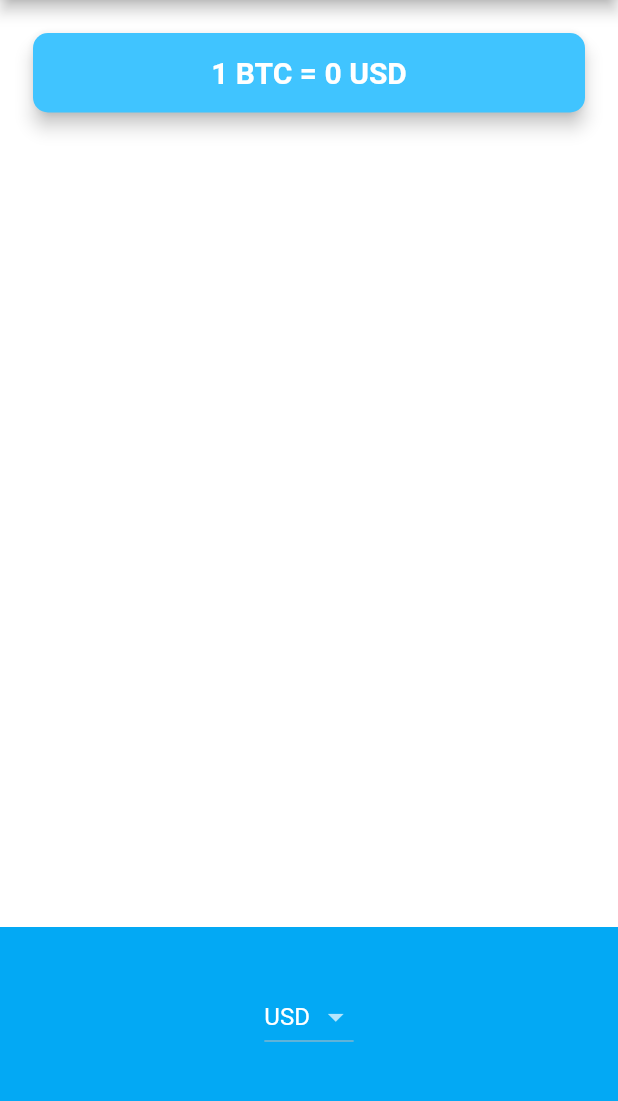
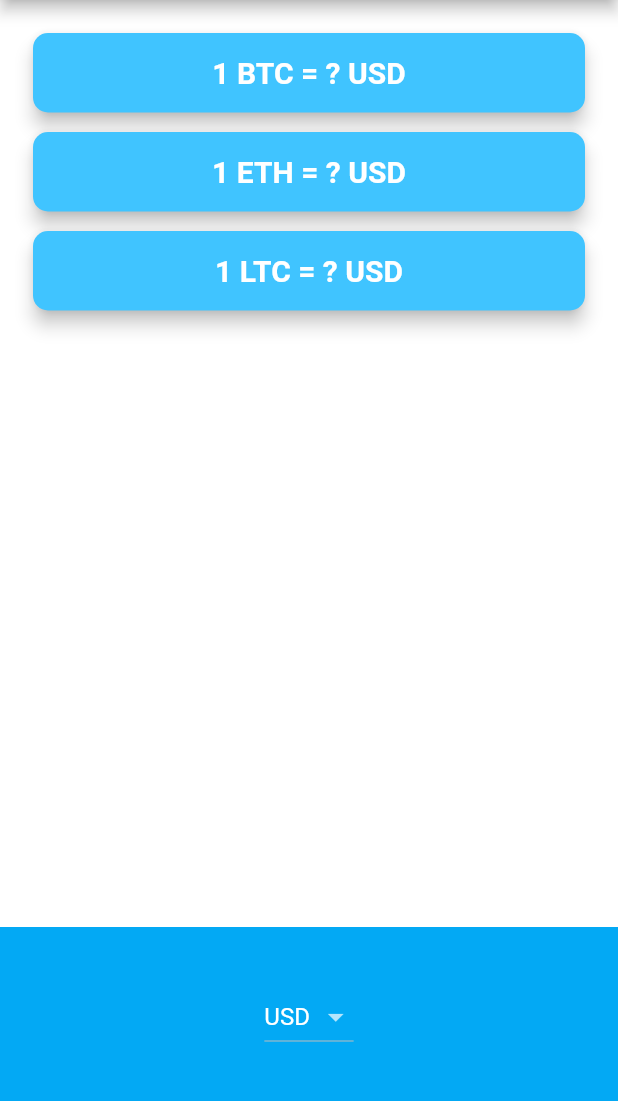
Before and after one commit to anchitkhare2198/bitcoin_tracker-flutter, a Flutter app: the screen it shows after launch, on a phone screen of 412 x 824 dp, the part 84-1185 px from its top. Run offline on Flutter 3.47's test engine with Material 2 defaults, Android fonts, the light colour scheme and no system bars; network calls fail.

Commit message:
All rates in all currencies

```diff
--- a/lib/price_screen.dart
+++ b/lib/price_screen.dart
@@ -3,8 +3,6 @@ import 'package:flutter/material.dart';
 import 'coin_data.dart';
 import 'package:flutter/cupertino.dart';
 import 'dart:io' show Platform;
-import 'package:http/http.dart' as http;
-import 'dart:convert';
 
 const api_key = "928ACA3B-3D9C-456B-8956-4D58C8507BC2";
 
@@ -15,15 +13,19 @@ class PriceScreen extends StatefulWidget {
 
 class _PriceScreenState extends State<PriceScreen> {
   String selectedCurrency = 'USD';
-  String rate = '0';
+  String BTCrate = '?';
+  String ETHrate = '?';
+  String LTCrate = '?';
 
   @override
   void initState() {
     super.initState();
-    getRate();
+    getBTCRate();
+    getETHRate();
+    getLTCRate();
   }
 
-  Future<dynamic> getRate() async {
+  Future<dynamic> getBTCRate() async {
     Uri url = Uri.https('rest.coinapi.io',
         '/v1/exchangerate/BTC/$selectedCurrency', {'apikey': '$api_key'});
 
@@ -31,8 +33,34 @@ class _PriceScreenState extends State<PriceScreen> {
     var coinData = await networkHelper.getData();
     setState(() {
       double r = coinData['rate'];
-      rate = r.toStringAsFixed(4);
-      print("Current Rate for $selectedCurrency is $rate");
+      BTCrate = r.toStringAsFixed(4);
+      print("Current Rate for Bitcoin in $selectedCurrency is $BTCrate");
+    });
+  }
+
+  Future<dynamic> getETHRate() async {
+    Uri url = Uri.https('rest.coinapi.io',
+        '/v1/exchangerate/ETH/$selectedCurrency', {'apikey': '$api_key'});
+
+    NetworkHelper networkHelper = NetworkHelper(url);
+    var coinData = await networkHelper.getData();
+    setState(() {
+      double r = coinData['rate'];
+      ETHrate = r.toStringAsFixed(4);
+      print("Current Rate for Etherium in $selectedCurrency is $ETHrate");
+    });
+  }
+
+  Future<dynamic> getLTCRate() async {
+    Uri url = Uri.https('rest.coinapi.io',
+        '/v1/exchangerate/LTC/$selectedCurrency', {'apikey': '$api_key'});
+
+    NetworkHelper networkHelper = NetworkHelper(url);
+    var coinData = await networkHelper.getData();
+    setState(() {
+      double r = coinData['rate'];
+      LTCrate = r.toStringAsFixed(4);
+      print("Current Rate for LTC in $selectedCurrency is $LTCrate");
     });
   }
 
@@ -53,7 +81,9 @@ class _PriceScreenState extends State<PriceScreen> {
       onChanged: (value) {
         setState(() {
           selectedCurrency = value;
-          getRate();
+          getBTCRate();
+          getETHRate();
+          getLTCRate();
           print(selectedCurrency);
         });
       },
@@ -95,26 +125,34 @@ class _PriceScreenState extends State<PriceScreen> {
         mainAxisAlignment: MainAxisAlignment.spaceBetween,
         crossAxisAlignment: CrossAxisAlignment.stretch,
         children: [
-          Padding(
-            padding: EdgeInsets.fromLTRB(18.0, 18.0, 18.0, 0),
-            child: Card(
-              color: Colors.lightBlueAccent,
-              elevation: 5.0,
-              shape: RoundedRectangleBorder(
-                borderRadius: BorderRadius.circular(10.0),
-              ),
-              child: Padding(
-                padding: EdgeInsets.symmetric(vertical: 15.0, horizontal: 28.0),
-                child: Text(
-                  '1 BTC = $rate $selectedCurrency',
-                  textAlign: TextAlign.center,
-                  style: TextStyle(
-                      fontSize: 20.0,
-                      fontWeight: FontWeight.bold,
-                      color: Colors.white),
+          Column(
+            crossAxisAlignment: CrossAxisAlignment.stretch,
+            children: [
+              Padding(
+                padding: EdgeInsets.fromLTRB(18.0, 18.0, 18.0, 0),
+                child: CardWidget(
+                  rate: BTCrate,
+                  selectedCurrency: selectedCurrency,
+                  coin: 'BTC',
                 ),
               ),
-            ),
+              Padding(
+                padding: EdgeInsets.fromLTRB(18.0, 5.0, 18.0, 0),
+                child: CardWidget(
+                  rate: ETHrate,
+                  selectedCurrency: selectedCurrency,
+                  coin: 'ETH',
+                ),
+              ),
+              Padding(
+                padding: EdgeInsets.fromLTRB(18.0, 5.0, 18.0, 0),
+                child: CardWidget(
+                  rate: LTCrate,
+                  selectedCurrency: selectedCurrency,
+                  coin: 'LTC',
+                ),
+              ),
+            ],
           ),
           Container(
             height: 150.0,
@@ -128,3 +166,33 @@ class _PriceScreenState extends State<PriceScreen> {
     );
   }
 }
+
+class CardWidget extends StatelessWidget {
+  CardWidget(
+      {@required this.rate,
+      @required this.selectedCurrency,
+      @required this.coin});
+  final String rate;
+  final String selectedCurrency;
+  final String coin;
+
+  @override
+  Widget build(BuildContext context) {
+    return Card(
+      color: Colors.lightBlueAccent,
+      elevation: 5.0,
+      shape: RoundedRectangleBorder(
+        borderRadius: BorderRadius.circular(10.0),
+      ),
+      child: Padding(
+        padding: EdgeInsets.symmetric(vertical: 15.0, horizontal: 28.0),
+        child: Text(
+          '1 $coin = $rate $selectedCurrency',
+          textAlign: TextAlign.center,
+          style: TextStyle(
+              fontSize: 20.0, fontWeight: FontWeight.bold, color: Colors.white),
+        ),
+      ),
+    );
+  }
+}
```
